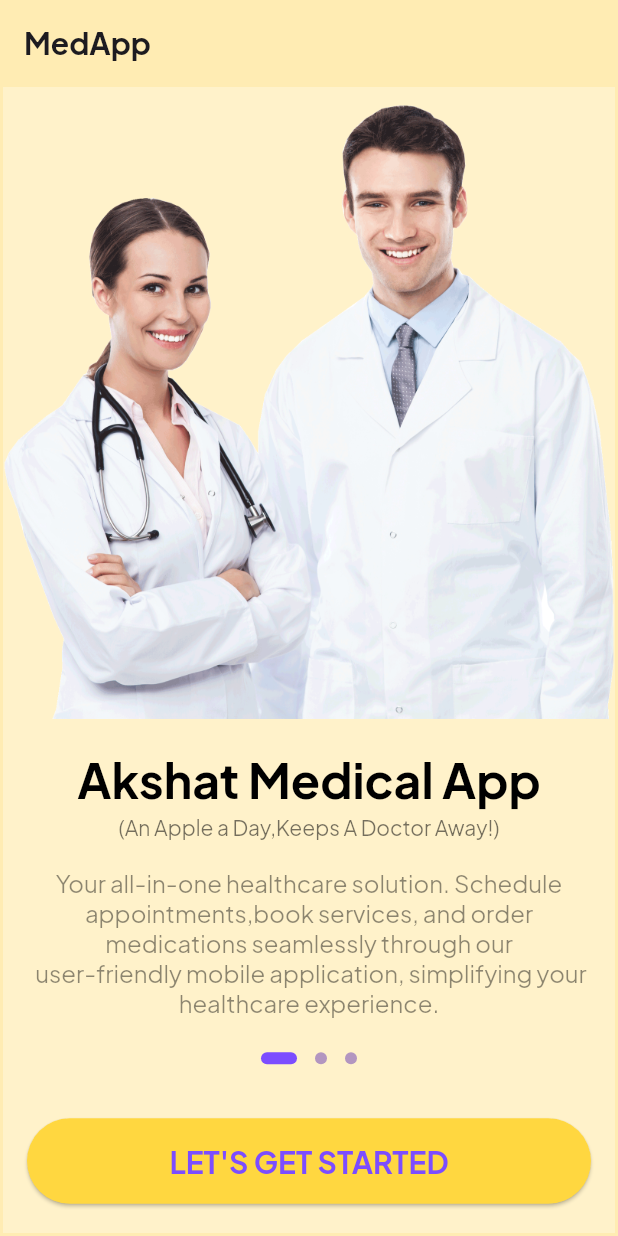
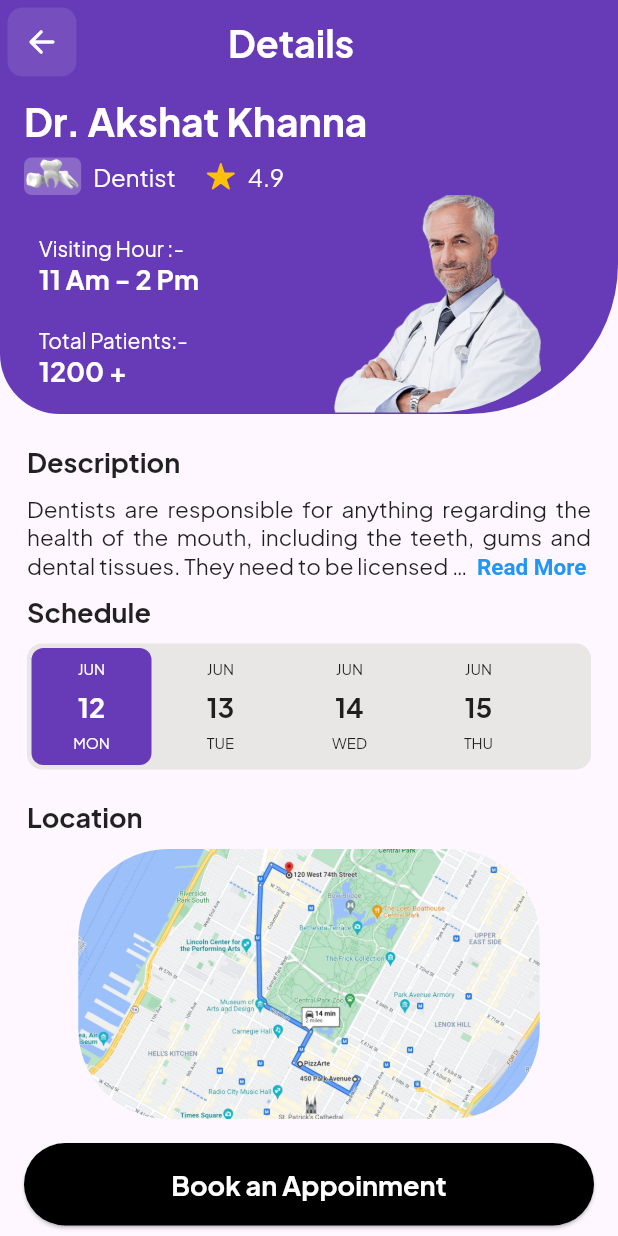
Before and after one commit to Akshat1502/MedAPP-UI, a Flutter app: the screen it shows after launch, on a phone screen of 412 x 824 dp. Run offline on Flutter 3.47's test engine with Material 2 defaults, Android fonts, the phone set to English and light mode, and no system bars; drawn by our look-alikes of date_picker_timeline, readmore, smooth_page_indicator; our stand-ins replace google_fonts, ionicons.

Commit message:
3 rd page ui is completed

```diff
--- a/lib/main.dart
+++ b/lib/main.dart
@@ -1,6 +1,7 @@
 import 'package:flutter/material.dart';
 import 'package:medapp/Second_page.dart';
 import 'package:medapp/design_page.dart';
+import 'package:medapp/third_page.dart';
 import 'package:medapp/welcome_page.dart';
 import 'package:google_fonts/google_fonts.dart';
 import 'package:ionicons/ionicons.dart';
@@ -24,7 +25,7 @@ class MyApp extends StatelessWidget {
         colorScheme: ColorScheme.fromSeed(seedColor: Colors.deepPurple),
         useMaterial3: true,
       ),
-      home: const WelcomePage(),
+      home: const ThirdPage(),
     );
   }
 }
--- a/lib/third_page.dart
+++ b/lib/third_page.dart
@@ -0,0 +1,165 @@
+import 'package:flutter/material.dart';
+import 'package:ionicons/ionicons.dart';
+import 'package:readmore/readmore.dart';
+import 'package:date_picker_timeline/date_picker_timeline.dart';
+
+
+class ThirdPage extends StatelessWidget {
+ const ThirdPage({Key? key}) : super(key: key);
+ final String description = "Dentists are responsible for anything regarding the health of the mouth, including the teeth, gums and dental tissues. They need to be licensed to perform their duties. Note that dentist education requirements may differ from country to country or from state to state.";
+
+  @override
+  Widget build(BuildContext context) {
+
+    return Scaffold(
+      appBar: AppBar(
+        backgroundColor: Colors.deepPurple,
+        leading:  Padding(
+          padding: const EdgeInsets.all(5.0),
+          child: Container(decoration:BoxDecoration(color: Colors.white10,borderRadius: BorderRadius.all(Radius.circular(10)),
+          ) ,
+          child: ClipRRect(borderRadius: BorderRadius.all(Radius.circular(5)),child: Icon(Ionicons.arrow_back,color: Colors.white,))),
+        ),
+        title: Row(
+          children: [
+            const SizedBox(width: 80,),
+            Text('Details',style: TextStyle(fontSize: 25,fontWeight: FontWeight.bold,color: Colors.white,),),
+
+          ],
+        ),
+
+      ),
+      body: SingleChildScrollView(
+        scrollDirection: Axis.vertical,
+        child: Column(
+          crossAxisAlignment: CrossAxisAlignment.start,
+          children: [
+            Container(
+              width: double.infinity,
+              height: 220,
+              decoration: BoxDecoration(
+                color: Colors.deepPurple,shape: BoxShape.rectangle,borderRadius: BorderRadius.only(bottomLeft: Radius.circular(40),bottomRight: Radius.circular(100))
+              ),
+              child: Padding(
+                padding: const EdgeInsets.only(top: 8,left: 16,),
+                child: Column(
+                  crossAxisAlignment: CrossAxisAlignment.start,
+
+                  children: [
+
+                    Text('Dr. Akshat Khanna',style: TextStyle(color: Colors.white,fontSize: 26,fontWeight: FontWeight.bold),),
+                    const SizedBox(height: 8,),
+                    Row(
+                      children: [
+
+                        Container(decoration: BoxDecoration(color:Colors.white24,borderRadius: BorderRadius.all(Radius.circular(5))),child: ClipRRect(borderRadius: BorderRadius.all(Radius.circular(10)),child: Image.asset('assets/icons/teeth.png',height: 25,))),
+                        const SizedBox(width: 8,),
+                        Text('Dentist',style: TextStyle(color: Colors.white,fontSize: 16),),
+                        const SizedBox(width: 20,),
+                        Icon(Ionicons.star,color: Colors.amber,size: 20,),
+                        const SizedBox(width: 8,),
+                        Text('4.9',style: TextStyle(color: Colors.white,fontSize: 16,),),
+
+
+                      ],
+                    ),
+
+                    Row(
+
+                      children: [
+
+                        Padding(
+                          padding: const EdgeInsets.only(left: 10,),
+                          child: Column(
+                            crossAxisAlignment: CrossAxisAlignment.start,
+                            children: [
+                                 const SizedBox(height: 10,),
+                              Text('Visiting Hour :-',style: TextStyle(color: Colors.white,fontSize: 14,),),
+                              Text('11 Am - 2 Pm',style: TextStyle(color: Colors.white,fontSize: 18,fontWeight: FontWeight.bold,),),
+                              const SizedBox(height: 20,),
+                              Text('Total Patients:-',style: TextStyle(color: Colors.white,fontSize: 14,),),
+                              Text('1200 +',style: TextStyle(color: Colors.white,fontSize: 18,fontWeight: FontWeight.bold,),),
+                            ],
+                          ),
+                        ),
+                        const SizedBox(width: 59,),
+                       ClipRRect(borderRadius: BorderRadius.only(bottomRight: Radius.circular(100)),child: Image.asset('assets/images/doctor3.png',height: 145,width: 200,)),
+
+                      ],
+                    ),
+
+                  ],
+                ),
+              ),
+            ),
+            const SizedBox(height: 20,),
+            Padding(
+              padding: const EdgeInsets.only(left: 18,),
+              child: const Text('Description',style: TextStyle(fontSize: 18,fontWeight: FontWeight.bold,),),
+            ),
+            const SizedBox(height: 10,),
+            Padding(
+              padding: const EdgeInsets.only(left: 18,right: 18),
+              child: SingleChildScrollView(scrollDirection: Axis.vertical,child: Container(
+                child: ReadMoreText(description,trimLines: 3,
+                textAlign: TextAlign.justify,
+                trimMode: TrimMode.Line,
+                trimCollapsedText: ' Read More ',
+                trimExpandedText: ' Read Less ',
+                lessStyle: TextStyle(fontWeight: FontWeight.bold,color: Colors.blue,),
+                moreStyle: TextStyle(fontWeight: FontWeight.bold,color: Colors.blue),
+                style: TextStyle(fontSize: 15,),),
+              )),
+            ),
+            const SizedBox(height: 10),
+             Padding(
+              padding: const EdgeInsets.only(left: 18,),
+              child: const Text('Schedule',style: TextStyle(fontSize: 18,fontWeight: FontWeight.bold,),),
+            ),
+            Padding(
+              padding: const EdgeInsets.only(left: 18,right: 18,top: 10),
+              child: Container(
+                decoration:BoxDecoration(color: Color.fromARGB(255, 233, 230, 230),borderRadius: BorderRadius.all( Radius.circular(10))) ,
+
+
+                child: DatePicker(
+                  DateTime.now(),
+                  height: 84,
+                  width: 80,
+                  initialSelectedDate: DateTime.now(),
+                  selectionColor: Colors.deepPurple,
+                  selectedTextColor: Colors.white,
+                  dayTextStyle: TextStyle(fontSize: 10),
+                  monthTextStyle: TextStyle(fontSize: 10),
+                  dateTextStyle: TextStyle(fontSize: 18,fontWeight: FontWeight.bold),
+
+
+                ),
+              ),
+            ),
+            const SizedBox(height: 20,),
+             Padding(
+              padding: const EdgeInsets.only(left: 18,),
+              child: const Text('Location',style: TextStyle(fontSize: 18,fontWeight: FontWeight.bold,),),
+            ),
+
+          const SizedBox(height:10,),
+          Center(child: ClipRRect(borderRadius: BorderRadius.all(Radius.circular(60)),child: Image.asset('assets/images/maps.jpg',height: 180,))),
+
+          Padding(
+                   padding: const EdgeInsets.all(16),
+                   child: SizedBox(
+                    width: double.infinity,
+                    child: ElevatedButton(onPressed:() {},style: ElevatedButton.styleFrom(shape: StadiumBorder(),backgroundColor: Colors.black), child: Padding(
+                      padding: const EdgeInsets.all(16),
+                      child: const Text("Book an Appoinment",style: TextStyle(color: Colors.white,fontSize: 18,fontWeight: FontWeight.bold,),),
+                    ),)),
+                 ),
+
+          ],
+        ),
+      ),
+
+    );
+  }
+}
--- a/pubspec.yaml
+++ b/pubspec.yaml
@@ -36,6 +36,10 @@ dependencies:
   # The following adds the Cupertino Icons font to your application.
   # Use with the CupertinoIcons class for iOS style icons.
   cupertino_icons: ^1.0.2
+  readmore: ^2.1.0
+  date_picker_timeline:
+
+
   google_fonts: ^5.0.0
   ionicons: ^0.2.2
   smooth_page_indicator: ^1.1.0
```
Also changed, not shown: assets/images/doctor3.png (added), assets/images/maps.jpg (added), pubspec.lock.
